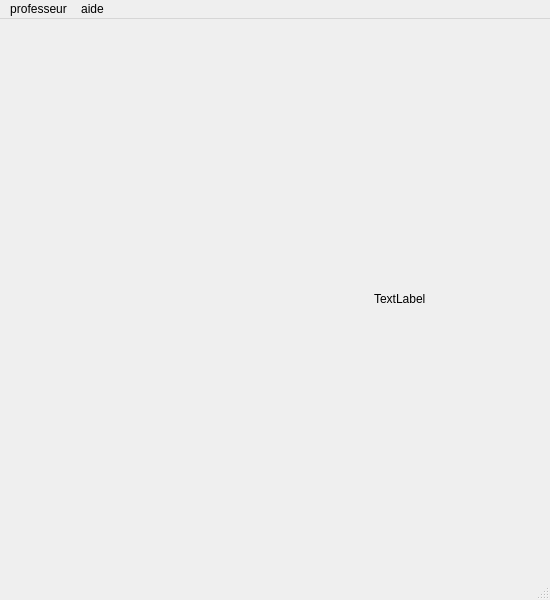
Before: the Qt Designer form mainwindow.ui in ngdream/noteprof, drawn with Qt 5.
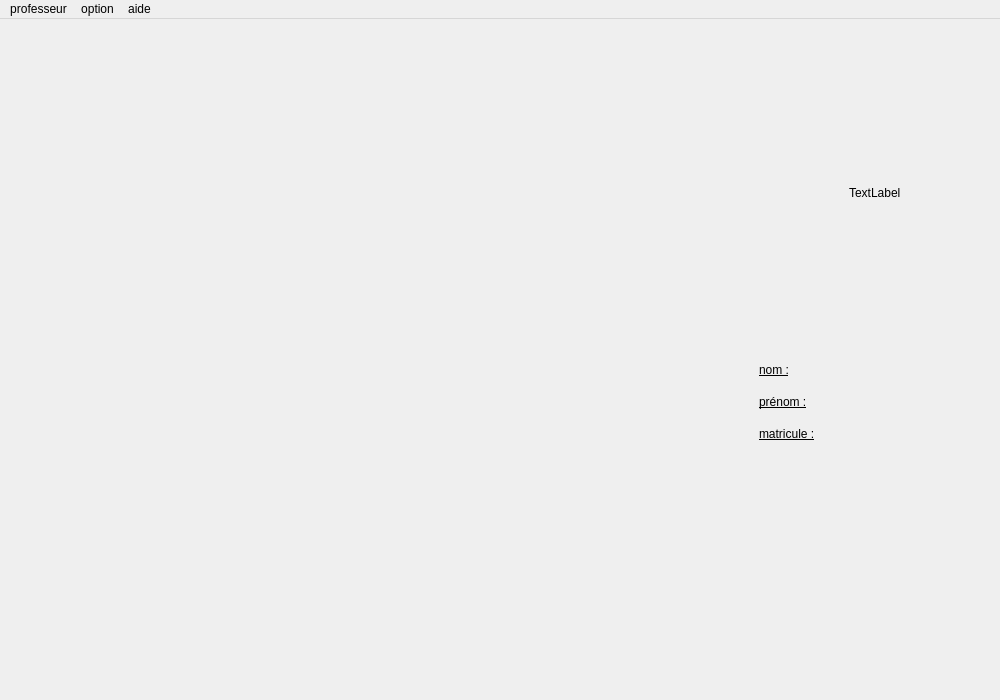
After: the same form once the commit is applied. Custom widgets are drawn as their Qt base class.

Patch:
```diff
--- a/mainwindow.ui
+++ b/mainwindow.ui
@@ -6,8 +6,8 @@
    <rect>
     <x>0</x>
     <y>0</y>
-    <width>550</width>
-    <height>600</height>
+    <width>1000</width>
+    <height>700</height>
    </rect>
   </property>
   <property name="sizePolicy">
@@ -16,6 +16,12 @@
     <verstretch>0</verstretch>
    </sizepolicy>
   </property>
+  <property name="minimumSize">
+   <size>
+    <width>900</width>
+    <height>700</height>
+   </size>
+  </property>
   <property name="windowTitle">
    <string>MainWindow</string>
   </property>
@@ -57,6 +63,21 @@
       <item>
        <widget class="QWidget" name="content" native="true">
         <layout class="QGridLayout" name="gridLayout">
+         <property name="leftMargin">
+          <number>0</number>
+         </property>
+         <property name="topMargin">
+          <number>0</number>
+         </property>
+         <property name="rightMargin">
+          <number>0</number>
+         </property>
+         <property name="bottomMargin">
+          <number>0</number>
+         </property>
+         <property name="horizontalSpacing">
+          <number>0</number>
+         </property>
          <item row="0" column="2">
           <layout class="QHBoxLayout" name="k"/>
          </item>
@@ -73,20 +94,72 @@
         </property>
         <property name="minimumSize">
          <size>
-          <width>300</width>
+          <width>250</width>
           <height>0</height>
          </size>
         </property>
         <layout class="QVBoxLayout" name="verticalLayout_2">
          <item alignment="Qt::AlignHCenter">
           <widget class="QLabel" name="photoview">
+           <property name="sizePolicy">
+            <sizepolicy hsizetype="Preferred" vsizetype="Preferred">
+             <horstretch>0</horstretch>
+             <verstretch>0</verstretch>
+            </sizepolicy>
+           </property>
+           <property name="minimumSize">
+            <size>
+             <width>0</width>
+             <height>0</height>
+            </size>
+           </property>
            <property name="text">
             <string>TextLabel</string>
            </property>
           </widget>
          </item>
          <item>
-          <layout class="QFormLayout" name="formLayout"/>
+          <layout class="QFormLayout" name="formLayout">
+           <property name="verticalSpacing">
+            <number>18</number>
+           </property>
+           <item row="0" column="0">
+            <widget class="QLabel" name="label">
+             <property name="font">
+              <font>
+               <underline>true</underline>
+              </font>
+             </property>
+             <property name="text">
+              <string>nom :</string>
+             </property>
+            </widget>
+           </item>
+           <item row="1" column="0">
+            <widget class="QLabel" name="label_2">
+             <property name="font">
+              <font>
+               <underline>true</underline>
+              </font>
+             </property>
+             <property name="text">
+              <string>prénom :</string>
+             </property>
+            </widget>
+           </item>
+           <item row="2" column="0">
+            <widget class="QLabel" name="label_3">
+             <property name="font">
+              <font>
+               <underline>true</underline>
+              </font>
+             </property>
+             <property name="text">
+              <string>matricule :</string>
+             </property>
+            </widget>
+           </item>
+          </layout>
          </item>
         </layout>
        </widget>
@@ -100,7 +173,7 @@
     <rect>
      <x>0</x>
      <y>0</y>
-     <width>550</width>
+     <width>1000</width>
      <height>22</height>
     </rect>
    </property>
@@ -124,10 +197,15 @@
     <addaction name="actionA_propos"/>
     <addaction name="actioncontacter_nous"/>
    </widget>
+   <widget class="QMenu" name="menuoption">
+    <property name="title">
+     <string>option</string>
+    </property>
+   </widget>
    <addaction name="menuprofesseur"/>
+   <addaction name="menuoption"/>
    <addaction name="menuaide"/>
   </widget>
-  <widget class="QStatusBar" name="statusBar"/>
   <action name="actionvoir">
    <property name="text">
     <string>voir</string>
```
